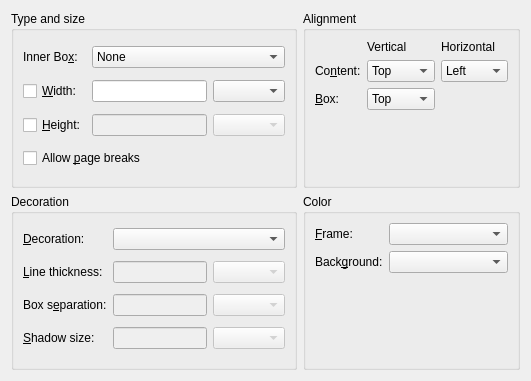
Before: the Qt Designer form src/frontends/qt4/ui/BoxUi.ui in cburschka/lyx, drawn with Qt 5.
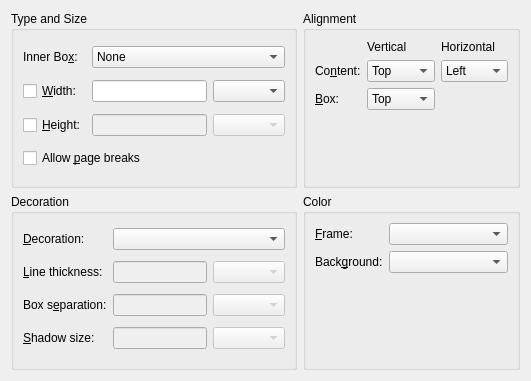
After: the same form once the commit is applied. Custom widgets are drawn as their Qt base class.

```diff
--- a/src/frontends/qt4/ui/BoxUi.ui
+++ b/src/frontends/qt4/ui/BoxUi.ui
@@ -20,7 +20,7 @@
    <item row="0" column="0">
     <widget class="QGroupBox" name="TypesizeGB">
      <property name="title">
-      <string>Type and size</string>
+      <string>Type and Size</string>
      </property>
      <property name="flat">
       <bool>true</bool>
```
